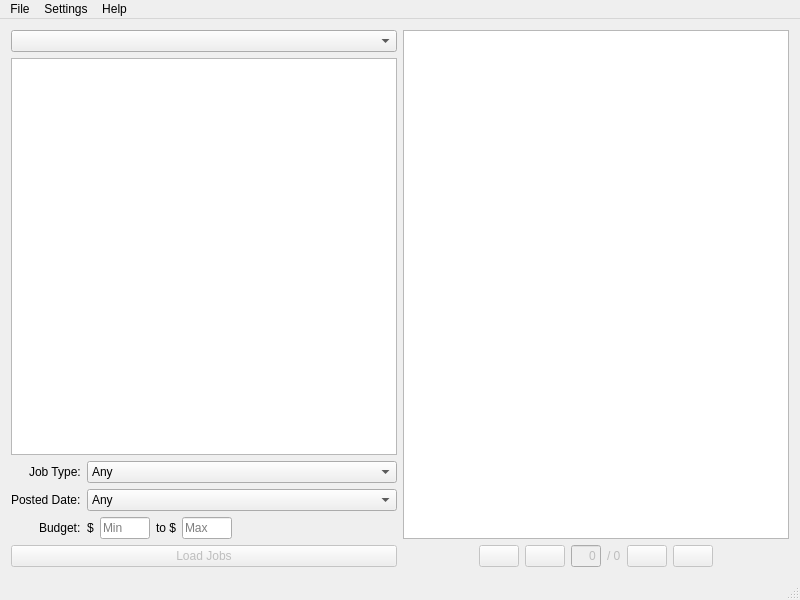
This is sources/mainwindow.ui in ElanGroup/freelance-navigator as Qt 5 draws it before an edit. The edited form follows.
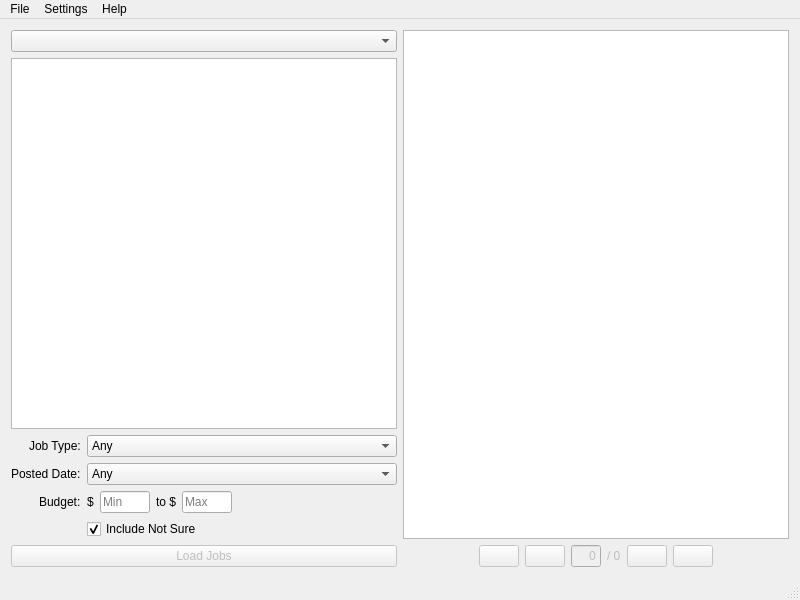
This is the edited form. Icons and pictures are not drawn.

Commit message: Not Sure price filtering has been realized.

```diff
--- a/sources/mainwindow.ui
+++ b/sources/mainwindow.ui
@@ -204,6 +204,16 @@
           </item>
          </layout>
         </item>
+        <item row="3" column="1">
+         <widget class="QCheckBox" name="notSuteCheckBox">
+          <property name="text">
+           <string>Include Not Sure</string>
+          </property>
+          <property name="checked">
+           <bool>true</bool>
+          </property>
+         </widget>
+        </item>
        </layout>
       </item>
       <item>
```
The commit also changes 3 other files.
